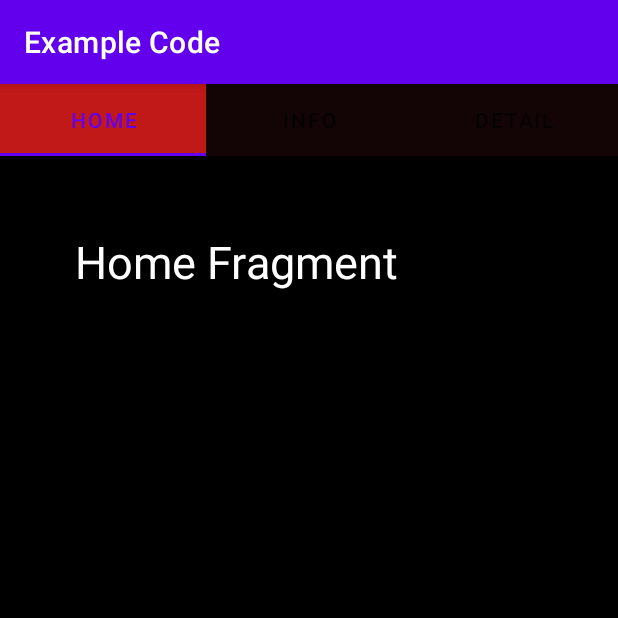
After one commit to MrSoon/androidTranning, an Android app: the HomeFragment screen opened directly, with no data from a screen before it, on a phone screen of 412 x 824 dp, the top half of it. The commit adds this screen. Run offline under Robolectric (Android 15) with nearby library versions, the phone set to English and light mode, and no system bars.

Commit message:
tablayout - viewpage2 - fragment

```diff
--- /dev/null
+++ b/app/src/main/java/jp/cunit/apisqltrainning/TabViewpage2FrapmentActivity.java
@@ -0,0 +1,43 @@
+package jp.cunit.apisqltrainning;
+
+import androidx.appcompat.app.AppCompatActivity;
+import androidx.viewpager2.widget.ViewPager2;
+import jp.cunit.apisqltrainning.adapter.ViewpageAdapter;
+
+import android.os.Bundle;
+import android.widget.TableLayout;
+
+import com.google.android.material.tabs.TabLayout;
+import com.google.android.material.tabs.TabLayoutMediator;
+
+public class TabViewpage2FrapmentActivity extends AppCompatActivity {
+
+    private TabLayout tablayout;
+    private ViewPager2 viewpage;
+
+    @Override
+    protected void onCreate(Bundle savedInstanceState) {
+        super.onCreate(savedInstanceState);
+        setContentView(R.layout.activity_tab_viewpage2_frapment);
+        tablayout = findViewById(R.id.tablayout);
+        viewpage = findViewById(R.id.viewpage);
+
+        ViewpageAdapter viewpageAdapter = new ViewpageAdapter(this);
+        viewpage.setAdapter(viewpageAdapter);
+        new TabLayoutMediator(tablayout, viewpage, (tab, position) -> {
+            switch (position){
+                case 0:
+                    tab.setText("Home");
+                    break;
+                case 1:
+                    tab.setText("Info");
+                    break;
+                case 2:
+                    tab.setText("Detail");
+                    break;
+            }
+
+        }).attach();
+
+    }
+}
--- /dev/null
+++ b/app/src/main/java/jp/cunit/apisqltrainning/adapter/ViewpageAdapter.java
@@ -0,0 +1,39 @@
+package jp.cunit.apisqltrainning.adapter;
+
+import androidx.annotation.NonNull;
+import androidx.fragment.app.Fragment;
+import androidx.fragment.app.FragmentActivity;
+import androidx.viewpager2.adapter.FragmentStateAdapter;
+import jp.cunit.apisqltrainning.fragment.DetailFragment;
+import jp.cunit.apisqltrainning.fragment.HomeFragment;
+import jp.cunit.apisqltrainning.fragment.InfoFragment;
+
+public class ViewpageAdapter extends FragmentStateAdapter {
+
+    public ViewpageAdapter(@NonNull FragmentActivity fragmentActivity) {
+        super(fragmentActivity);
+    }
+
+    @NonNull
+
+    @Override
+    public Fragment createFragment(int position) {
+        switch (position){
+            case 0:
+                return new HomeFragment();
+            case 1:
+                return new InfoFragment();
+            case 2:
+                return new DetailFragment();
+            default:
+                return new HomeFragment();
+        }
+
+    }
+
+    @Override
+    public int getItemCount() {
+        //we have 3 fragment
+        return 3;
+    }
+}
--- /dev/null
+++ b/app/src/main/java/jp/cunit/apisqltrainning/fragment/HomeFragment.java
@@ -0,0 +1,19 @@
+package jp.cunit.apisqltrainning.fragment;
+
+import android.os.Bundle;
+import android.view.LayoutInflater;
+import android.view.View;
+import android.view.ViewGroup;
+
+import androidx.annotation.Nullable;
+import androidx.fragment.app.Fragment;
+import jp.cunit.apisqltrainning.R;
+
+public class HomeFragment extends Fragment {
+    @Nullable
+
+    @Override
+    public View onCreateView( LayoutInflater inflater, @Nullable ViewGroup container, @Nullable Bundle savedInstanceState) {
+        return inflater.inflate(R.layout.homefragment, container, false);
+    }
+}
--- /dev/null
+++ b/app/src/main/res/drawable/tab_color_selector.xml
@@ -0,0 +1,5 @@
+<?xml version="1.0" encoding="utf-8"?>
+<selector xmlns:android="http://schemas.android.com/apk/res/android">
+    <item android:drawable="@color/tab_background_selected" android:state_selected="true"/>
+    <item android:drawable="@color/tab_background_unselected"/>
+</selector>
--- /dev/null
+++ b/app/src/main/res/layout/activity_tab_viewpage2_frapment.xml
@@ -0,0 +1,22 @@
+<?xml version="1.0" encoding="utf-8"?>
+<LinearLayout xmlns:android="http://schemas.android.com/apk/res/android"
+    xmlns:app="http://schemas.android.com/apk/res-auto"
+    xmlns:tools="http://schemas.android.com/tools"
+    android:layout_width="match_parent"
+    android:layout_height="match_parent"
+    android:orientation="vertical"
+    tools:context=".TabViewpage2FrapmentActivity">
+
+    <!-- Remove the selector line under current Tab for a TabLayout
+     app:tabIndicatorHeight="0dp"-->
+    <com.google.android.material.tabs.TabLayout
+        android:id="@+id/tablayout"
+        app:tabBackground="@drawable/tab_color_selector"
+        android:layout_width="match_parent"
+        android:layout_height="wrap_content"/>
+
+    <androidx.viewpager2.widget.ViewPager2
+        android:id="@+id/viewpage"
+        android:layout_width="match_parent"
+        android:layout_height="match_parent"/>
+</LinearLayout>
--- /dev/null
+++ b/app/src/main/res/layout/homefragment.xml
@@ -0,0 +1,14 @@
+<?xml version="1.0" encoding="utf-8"?>
+<LinearLayout xmlns:android="http://schemas.android.com/apk/res/android"
+    android:layout_width="match_parent"
+    android:layout_height="match_parent"
+    android:padding="50dp"
+    android:background="@color/black">
+
+    <TextView
+        android:layout_width="match_parent"
+        android:layout_height="wrap_content"
+        android:text="Home Fragment"
+        android:textColor="@color/white"
+        android:textSize="30sp"/>
+</LinearLayout>
--- a/app/src/main/res/values/colors.xml
+++ b/app/src/main/res/values/colors.xml
@@ -7,4 +7,6 @@
     <color name="teal_700">#FF018786</color>
     <color name="black">#FF000000</color>
     <color name="white">#FFFFFFFF</color>
+    <color name="tab_background_selected">#C11818</color>
+    <color name="tab_background_unselected">#130505</color>
 </resources>
```
Also changed, not shown: app/src/main/AndroidManifest.xml (+4 -3 lines), app/src/main/java/jp/cunit/apisqltrainning/MainActivity.java (+11 -1 lines), app/src/main/java/jp/cunit/apisqltrainning/fragment/DetailFragment.java (added, +19 -0 lines), app/src/main/java/jp/cunit/apisqltrainning/fragment/InfoFragment.java (added, +19 -0 lines), app/src/main/res/layout/activity_main.xml (+7 -0 lines), app/src/main/res/layout/detailfragment.xml (added, +14 -0 lines), app/src/main/res/layout/infofragment.xml (added, +14 -0 lines).
